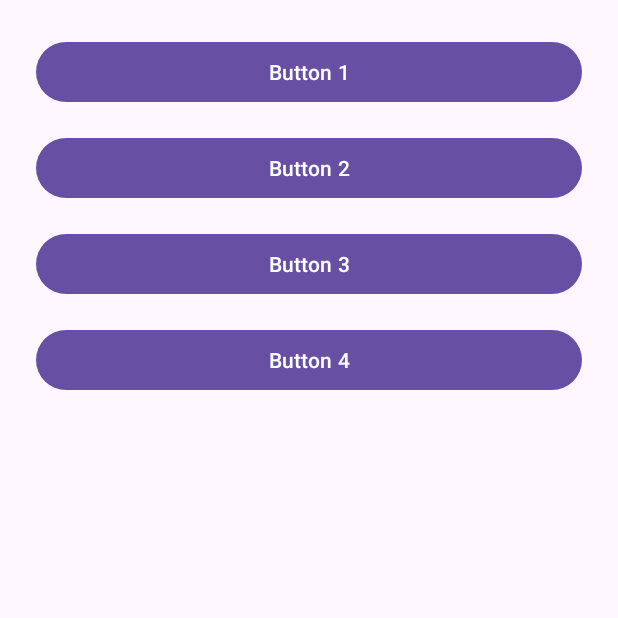
After one commit to fawwaz86/MyMental, an Android app: the DashboardActivity screen opened directly, with no data from a screen before it, on a phone screen of 412 x 824 dp, the top half of it. The commit adds this screen. Run offline under Robolectric (Android 15) with nearby library versions, the phone set to English and light mode, and no system bars.

Commit message:
dashboard

```diff
--- a/app/src/main/AndroidManifest.xml
+++ b/app/src/main/AndroidManifest.xml
@@ -37,6 +37,11 @@
             android:exported="true"
             android:theme="@style/Theme.MyMental" />
 
+        <!-- DashboardActivity (after login) -->
+        <activity
+            android:name=".DashboardActivity"
+            android:exported="true"
+            android:theme="@style/Theme.MyMental" />
     </application>
 
 </manifest>
--- /dev/null
+++ b/app/src/main/java/com/example/mymental/ButtonAdapter.java
@@ -0,0 +1,51 @@
+package com.example.mymental;
+
+import android.view.LayoutInflater;
+import android.view.View;
+import android.view.ViewGroup;
+import android.widget.Button;
+import androidx.annotation.NonNull;
+import androidx.recyclerview.widget.RecyclerView;
+import java.util.List;
+
+public class ButtonAdapter extends RecyclerView.Adapter<ButtonAdapter.ButtonViewHolder> {
+
+    private final List<String> buttonLabels;
+
+    public ButtonAdapter(List<String> buttonLabels) {
+        this.buttonLabels = buttonLabels;
+    }
+
+    @NonNull
+    @Override
+    public ButtonViewHolder onCreateViewHolder(@NonNull ViewGroup parent, int viewType) {
+        View view = LayoutInflater.from(parent.getContext())
+                .inflate(R.layout.item_button, parent, false);
+        return new ButtonViewHolder(view);
+    }
+
+    @Override
+    public void onBindViewHolder(@NonNull ButtonViewHolder holder, int position) {
+        String label = buttonLabels.get(position);
+        holder.button.setText(label);
+
+        holder.button.setOnClickListener(v -> {
+            // Handle button click
+            // For example: Toast.makeText(v.getContext(), label + " clicked", Toast.LENGTH_SHORT).show();
+        });
+    }
+
+    @Override
+    public int getItemCount() {
+        return buttonLabels.size();
+    }
+
+    static class ButtonViewHolder extends RecyclerView.ViewHolder {
+        Button button;
+
+        public ButtonViewHolder(@NonNull View itemView) {
+            super(itemView);
+            button = itemView.findViewById(R.id.itemButton);
+        }
+    }
+}
--- /dev/null
+++ b/app/src/main/java/com/example/mymental/DashboardActivity.java
@@ -0,0 +1,24 @@
+package com.example.mymental;
+
+import android.os.Bundle;
+import androidx.appcompat.app.AppCompatActivity;
+import androidx.recyclerview.widget.LinearLayoutManager;
+import androidx.recyclerview.widget.RecyclerView;
+
+import java.util.Arrays;
+import java.util.List;
+
+public class DashboardActivity extends AppCompatActivity {
+    @Override
+    protected void onCreate(Bundle savedInstanceState) {
+        super.onCreate(savedInstanceState);
+        setContentView(R.layout.activity_dashboard);
+
+        RecyclerView recyclerView = findViewById(R.id.buttonRecyclerView);
+        recyclerView.setLayoutManager(new LinearLayoutManager(this));
+
+        List<String> buttonLabels = Arrays.asList("Button 1", "Button 2", "Button 3", "Button 4");
+        ButtonAdapter adapter = new ButtonAdapter(buttonLabels);
+        recyclerView.setAdapter(adapter);
+    }
+}
--- a/app/src/main/java/com/example/mymental/LoginActivity.java
+++ b/app/src/main/java/com/example/mymental/LoginActivity.java
@@ -14,7 +14,7 @@ public class LoginActivity extends AppCompatActivity {
         Button loginButton = findViewById(R.id.buttonLogin);
         loginButton.setOnClickListener(v -> {
             // You can add real login logic here
-            Intent intent = new Intent(LoginActivity.this, MainActivity.class);
+            Intent intent = new Intent(LoginActivity.this, DashboardActivity.class);
             startActivity(intent);
             finish(); // prevent going back to login
         });
--- /dev/null
+++ b/app/src/main/res/layout/activity_dashboard.xml
@@ -0,0 +1,17 @@
+<?xml version="1.0" encoding="utf-8"?>
+<androidx.constraintlayout.widget.ConstraintLayout xmlns:android="http://schemas.android.com/apk/res/android"
+    xmlns:app="http://schemas.android.com/apk/res-auto"
+    android:layout_width="match_parent"
+    android:layout_height="match_parent">
+
+    <androidx.recyclerview.widget.RecyclerView
+        android:id="@+id/buttonRecyclerView"
+        android:layout_width="0dp"
+        android:layout_height="0dp"
+        android:padding="16dp"
+        app:layout_constraintTop_toTopOf="parent"
+        app:layout_constraintBottom_toBottomOf="parent"
+        app:layout_constraintStart_toStartOf="parent"
+        app:layout_constraintEnd_toEndOf="parent" />
+
+</androidx.constraintlayout.widget.ConstraintLayout>
--- /dev/null
+++ b/app/src/main/res/layout/item_button.xml
@@ -0,0 +1,20 @@
+<?xml version="1.0" encoding="utf-8"?>
+<androidx.constraintlayout.widget.ConstraintLayout xmlns:android="http://schemas.android.com/apk/res/android"
+    xmlns:app="http://schemas.android.com/apk/res-auto"
+    android:layout_width="match_parent"
+    android:layout_height="wrap_content"
+    android:padding="8dp">
+
+    <Button
+        android:id="@+id/itemButton"
+        android:layout_width="0dp"
+        android:layout_height="wrap_content"
+        android:text="Button"
+        app:layout_constraintBottom_toBottomOf="parent"
+        app:layout_constraintEnd_toEndOf="parent"
+        app:layout_constraintHorizontal_bias="0.0"
+        app:layout_constraintStart_toStartOf="parent"
+        app:layout_constraintTop_toTopOf="parent"
+        app:layout_constraintVertical_bias="1.0" />
+
+</androidx.constraintlayout.widget.ConstraintLayout>
```
